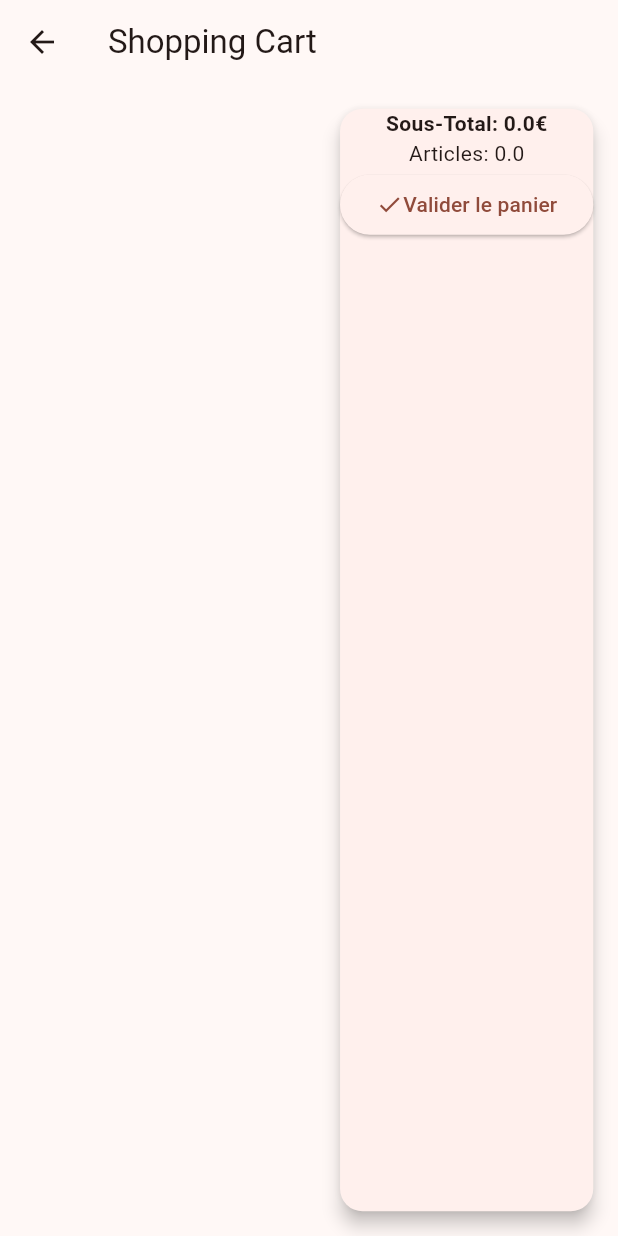
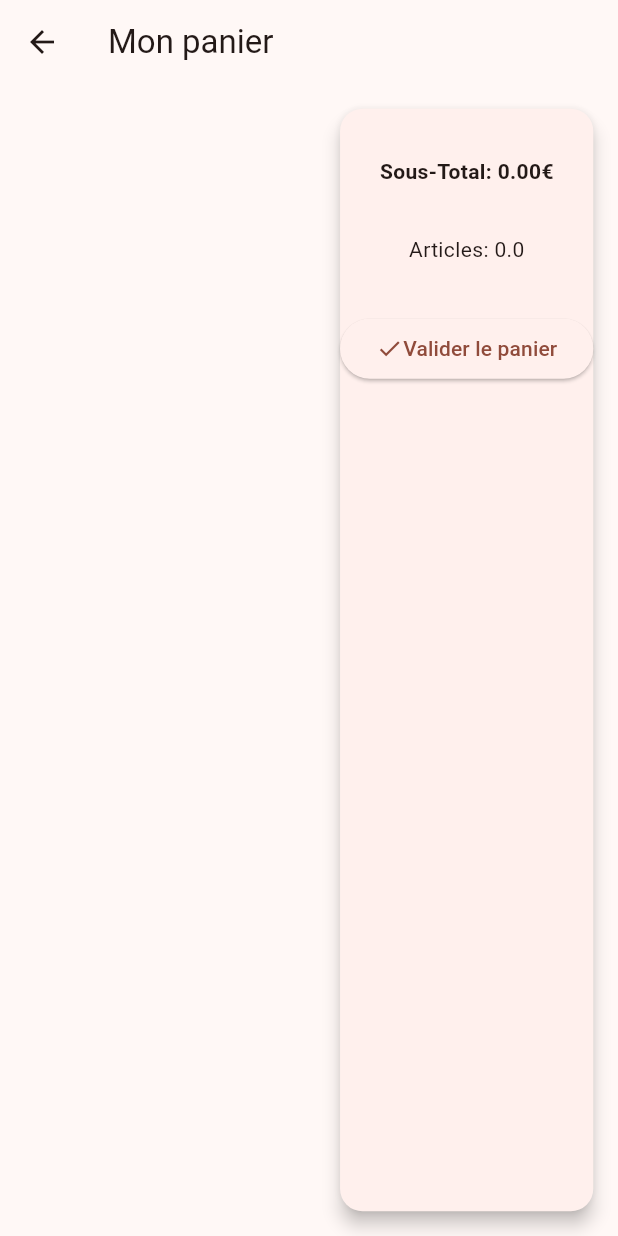
Before and after one commit to Rapsol272/breizhsport, a Flutter app: the screen it shows once a user with an empty profile is signed in, after a tap on the "shopping cart" icon, on a phone screen of 412 x 824 dp. Run offline on Flutter 3.47's test engine with Material 3 defaults, Android fonts, the phone set to English and light mode, and no system bars; our stand-ins replace cloud_firestore, firebase_auth, firebase_core; missing offline and left inert: dart:js_interop; accounts and stored records are empty; network calls fail.

Commit message:
Improved cart

```diff
--- a/lib/View/CartPage.dart
+++ b/lib/View/CartPage.dart
@@ -11,7 +11,7 @@ class CartPage extends StatelessWidget {
   Widget build(BuildContext context) {
     return Scaffold(
         appBar: AppBar(
-          title: const Text('Shopping Cart'),
+          title: const Text('Mon panier'),
         ),
         //liste des produits dans le panier
         body: Padding(
@@ -37,7 +37,8 @@ class CartPage extends StatelessWidget {
                                   fit: BoxFit.cover,
                                 ),
                                 title: Text(item.name),
-                                subtitle: Text('Price: ${item.price}€'),
+                                subtitle: Text(
+                                    'Price: ${item.price.toStringAsFixed(2)}€'),
                                 trailing: Row(
                                   mainAxisSize: MainAxisSize.min,
                                   children: [
@@ -56,7 +57,7 @@ class CartPage extends StatelessWidget {
                                     ),
                                     //affichage du prix total pour chaque produit
                                     Text(
-                                        'Total: ${item.price * item.quantity}€'),
+                                        'Total: ${(item.price * item.quantity).toStringAsFixed(2)}€'),
                                   ],
                                 ),
                               ),
@@ -78,15 +79,18 @@ class CartPage extends StatelessWidget {
                   child: Column(
                     children: [
                       SizedBox(
+                        height: 32,
                         width: MediaQuery.of(context).size.width * 0.2,
                       ),
                       Text(
-                        'Sous-Total: ${cart.total}€',
+                        'Sous-Total: ${cart.total.toStringAsFixed(2)}€',
                         style: const TextStyle(
                           fontWeight: FontWeight.bold,
                         ),
                       ),
+                      const SizedBox(height: 32),
                       Text('Articles: ${cart.totalQuantity}'),
+                      const SizedBox(height: 32),
                       ElevatedButton(
                         onPressed: () {
                           Navigator.push(
```
Also changed, not shown: lib/Ressources/Cart.dart (+8 -1 lines), lib/View/PaymentPage.dart (+20 -8 lines).
